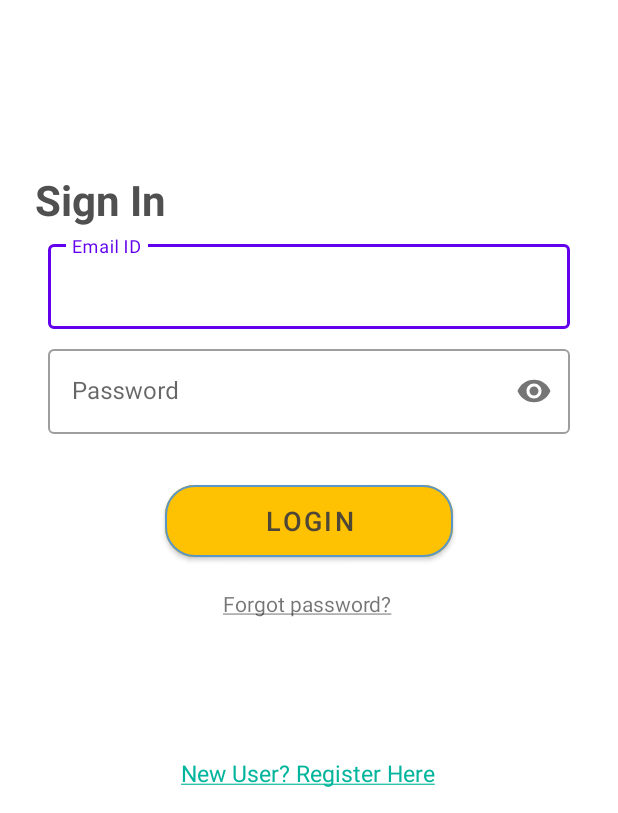
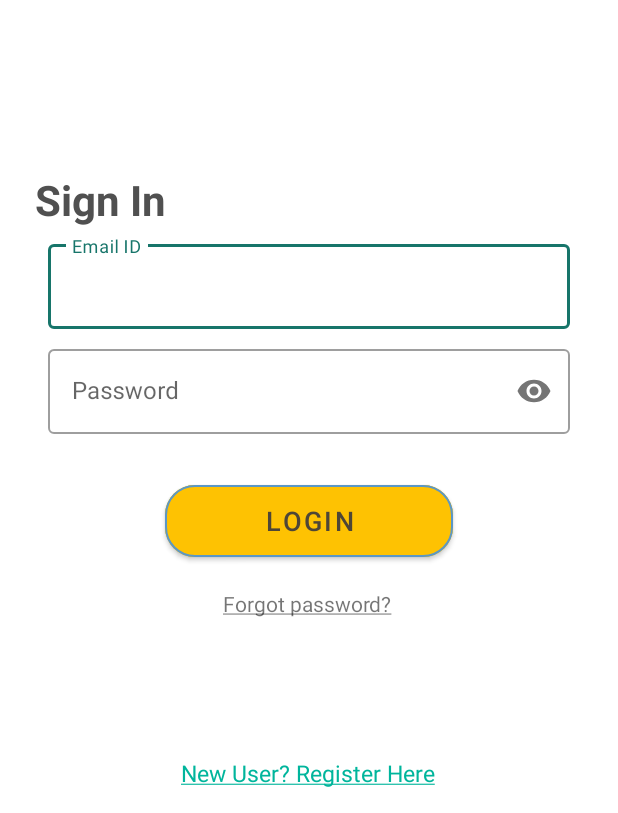
Before and after one commit to saikiaDeep/GrievifyAdmin, an Android app: the screen it shows after launch (AuthActivity), on a phone screen of 412 x 824 dp, the part 423-1236 px from its top. Run offline under Robolectric (Android 15) with nearby library versions, the phone set to English and light mode, and no system bars; our stand-ins replace Firebase (no records; nobody signed in at launch, a user with empty details on screens opened directly).

Commit message:
Primary Color changed

```diff
--- a/app/src/main/res/values-night/themes.xml
+++ b/app/src/main/res/values-night/themes.xml
@@ -2,12 +2,12 @@
     <!-- Base application theme. -->
     <style name="Theme.GrievifyAdmin" parent="Theme.MaterialComponents.DayNight.DarkActionBar">
         <!-- Primary brand color. -->
-        <item name="colorPrimary">@color/purple_200</item>
+        <item name="colorPrimary">#17756A</item>
         <item name="colorPrimaryVariant">@color/purple_700</item>
-        <item name="colorOnPrimary">@color/black</item>
+        <item name="colorOnPrimary">@color/white</item>
         <!-- Secondary brand color. -->
         <item name="colorSecondary">@color/teal_200</item>
-        <item name="colorSecondaryVariant">@color/teal_200</item>
+        <item name="colorSecondaryVariant">@color/teal_700</item>
         <item name="colorOnSecondary">@color/black</item>
         <!-- Status bar color. -->
         <item name="android:statusBarColor">?attr/colorPrimaryVariant</item>
--- a/app/src/main/res/values/themes.xml
+++ b/app/src/main/res/values/themes.xml
@@ -2,7 +2,7 @@
     <!-- Base application theme. -->
     <style name="Theme.GrievifyAdmin" parent="Theme.MaterialComponents.DayNight.DarkActionBar">
         <!-- Primary brand color. -->
-        <item name="colorPrimary">@color/purple_500</item>
+        <item name="colorPrimary">#17756A</item>
         <item name="colorPrimaryVariant">@color/purple_700</item>
         <item name="colorOnPrimary">@color/white</item>
         <!-- Secondary brand color. -->
```
